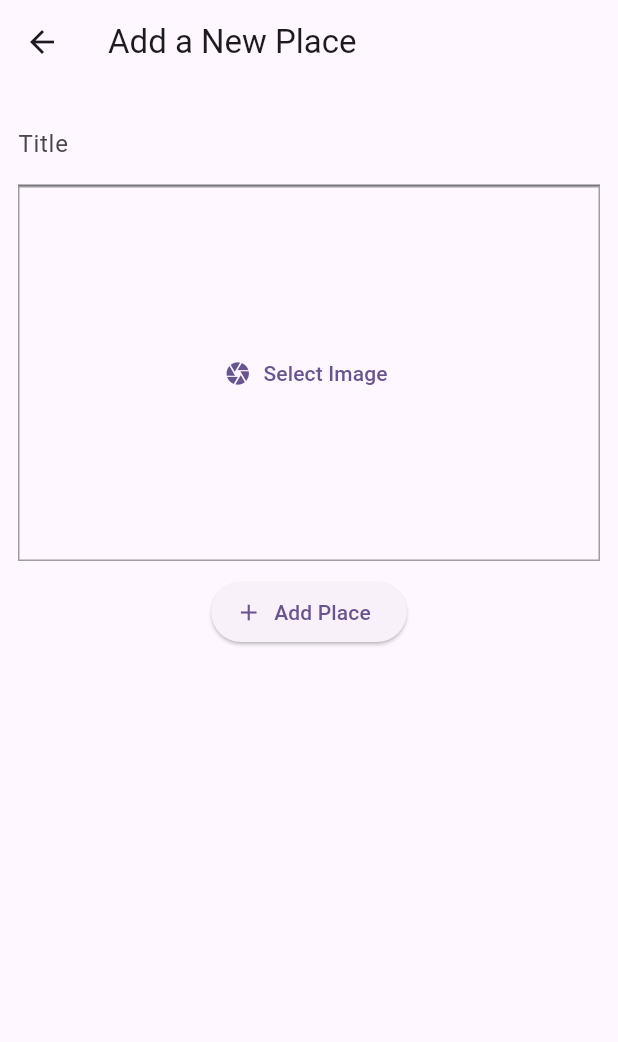
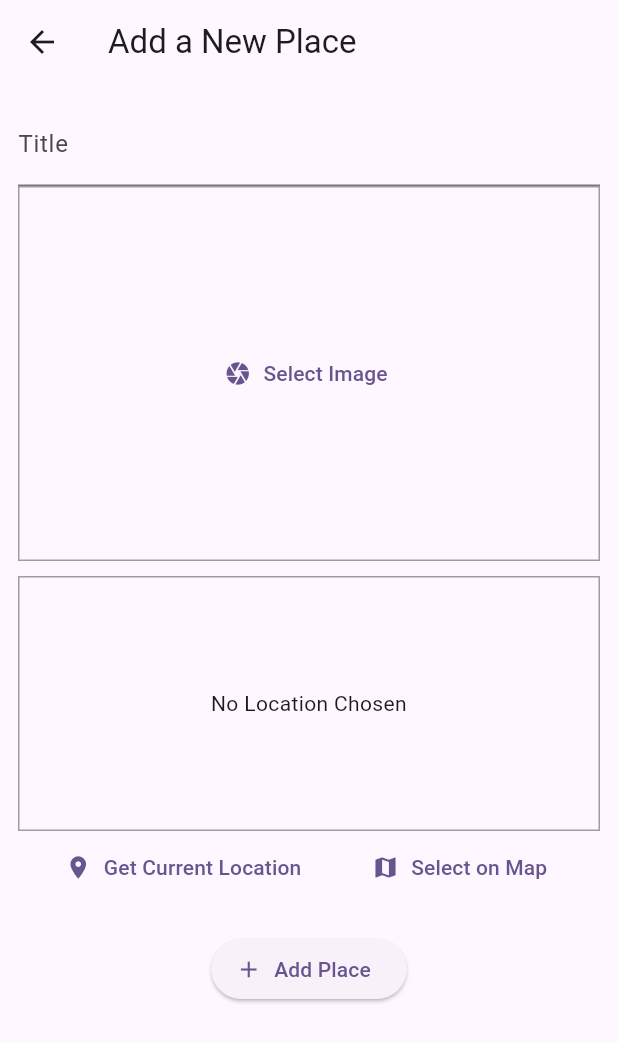
Before and after one commit to demuanov/great_place, a Flutter app: the screen it shows after launch, after a tap on the "add" icon, on a phone screen of 412 x 824 dp. Shown: the top 1042 px of the screen. Run offline on Flutter 3.47's test engine with Material 3 defaults, Android fonts, the light colour scheme and no system bars; our stand-ins replace flutter_dotenv, flutter_riverpod, image_picker, location.

Commit message:
Add location functionality and dotenv support
- Implemented location input feature with Google Maps integration.
- Added permissions for location access in AndroidManifest.xml and Info.plist.
- Updated Place model to include location data.
- Refactored main.dart to load environment variables from .env file.
- Added flutter_dotenv and location packages to pubspec.yaml.
- Updated .gitignore to include .env file.

```diff
--- a/lib/main.dart
+++ b/lib/main.dart
@@ -1,8 +1,11 @@
 import 'package:flutter/material.dart';
+import 'package:flutter_dotenv/flutter_dotenv.dart';
+import 'package:flutter_riverpod/flutter_riverpod.dart';
 import 'package:great_place/screens/places.dart';
-import 'package:flutter_riverpod/flutter_riverpod.dart';
 
-void main() {
+Future<void> main() async {
+  WidgetsFlutterBinding.ensureInitialized();
+  await dotenv.load(fileName: '.env');
   runApp(const ProviderScope(child: MyApp()));
 }
 
--- a/lib/models/place.dart
+++ b/lib/models/place.dart
@@ -4,13 +4,27 @@ import 'package:uuid/uuid.dart';
 
 const _uuid = Uuid();
 
+class PlaceLocation {
+  final double latitude;
+  final double longitude;
+  final String address;
+
+  const PlaceLocation({
+    required this.latitude,
+    required this.longitude,
+    required this.address,
+  });
+}
+
 class Place {
   final String id;
   final String title;
   final File image;
+  final PlaceLocation? location;
 
   Place({
     required this.title,
     required this.image,
+    required this.location,
   }) : id = _uuid.v4();
 }
--- a/lib/screens/add_place.dart
+++ b/lib/screens/add_place.dart
@@ -5,6 +5,7 @@ import 'package:flutter_riverpod/flutter_riverpod.dart';
 import 'package:great_place/models/place.dart';
 import 'package:great_place/providers/user_places.dart';
 import 'package:great_place/widgets/image_input.dart';
+import 'package:great_place/widgets/location_input.dart';
 
 class AddPlaceScreen extends ConsumerStatefulWidget {
   const AddPlaceScreen({super.key});
@@ -16,6 +17,7 @@ class AddPlaceScreen extends ConsumerStatefulWidget {
 class _AddPlaceScreenState extends ConsumerState<AddPlaceScreen> {
   final _titleController = TextEditingController();
   File? _selectedImage;
+  PlaceLocation? _selectedLocation;
 
   @override
   void dispose() {
@@ -29,10 +31,7 @@ class _AddPlaceScreenState extends ConsumerState<AddPlaceScreen> {
       return;
     }
     ref.read(userPlacesProvider.notifier).addPlace(
-          Place(
-            title: enteredTitle,
-            image: _selectedImage!, // Placeholder for image path
-          ),
+          Place(title: enteredTitle, image: _selectedImage!, location: _selectedLocation!),
         );
     Navigator.of(context).pop();
   }
@@ -58,6 +57,10 @@ class _AddPlaceScreenState extends ConsumerState<AddPlaceScreen> {
               _selectedImage = image;
             }),
             const SizedBox(height: 10),
+            LocationInput(onSelectLocation: (location) {
+              _selectedLocation = location;
+            }),
+            const SizedBox(height: 20),
             ElevatedButton.icon(
                 onPressed: _savePlace,
                 icon: const Icon(Icons.add),
--- /dev/null
+++ b/lib/widgets/location_input.dart
@@ -0,0 +1,140 @@
+import 'dart:convert';
+
+import 'package:flutter/material.dart';
+import 'package:flutter_dotenv/flutter_dotenv.dart';
+import 'package:great_place/models/place.dart';
+import 'package:http/http.dart' as http;
+import 'package:location/location.dart';
+
+class LocationInput extends StatefulWidget {
+  const LocationInput({super.key, required this.onSelectLocation});
+
+  final void Function(PlaceLocation) onSelectLocation;
+
+  @override
+  State<LocationInput> createState() => _LocationInputState();
+}
+
+class _LocationInputState extends State<LocationInput> {
+  PlaceLocation? _pickedLocation;
+  var _isGettingLocation = false;
+
+  String get locationImage {
+    if (_pickedLocation == null) {
+      return '';
+    }
+    final lat = _pickedLocation!.latitude;
+    final lng = _pickedLocation!.longitude;
+    final apiKey = dotenv.env['GOOGLE_MAPS_API_KEY'];
+    return 'https://maps.googleapis.com/maps/api/staticmap?center=$lat,$lng&zoom=13&size=600x300&maptype=roadmap&markers=color:red%7Clabel:A%7C$lat,$lng&key=$apiKey';
+  }
+
+  Future<void> _getCurrentUserLocation() async {
+    Location location = Location();
+
+    bool serviceEnabled;
+    PermissionStatus permissionGranted;
+    LocationData locationData;
+
+    serviceEnabled = await location.serviceEnabled();
+    if (!serviceEnabled) {
+      serviceEnabled = await location.requestService();
+      if (!serviceEnabled) {
+        return;
+      }
+    }
+
+    permissionGranted = await location.hasPermission();
+    if (permissionGranted == PermissionStatus.denied) {
+      permissionGranted = await location.requestPermission();
+      if (permissionGranted != PermissionStatus.granted) {
+        return;
+      }
+    }
+
+    setState(() {
+      _isGettingLocation = true;
+    });
+
+    locationData = await location.getLocation();
+
+    final apiKey = dotenv.env['GOOGLE_MAPS_API_KEY'];
+
+    final url = Uri.parse(
+        'https://maps.googleapis.com/maps/api/geocode/json?latlng=${locationData.latitude},${locationData.longitude}&key=$apiKey');
+
+    final response = await http.get(url);
+    final locationResponse = json.decode(response.body);
+    final address = locationResponse['results'][0]['formatted_address'];
+
+    setState(() {
+      _pickedLocation = PlaceLocation(
+        latitude: locationData.latitude!,
+        longitude: locationData.longitude!,
+        address: address,
+      );
+      _isGettingLocation = false;
+    });
+
+    widget.onSelectLocation(_pickedLocation!);
+  }
+
+  @override
+  Widget build(BuildContext context) {
+    Widget previewContent = Text(
+      'No Location Chosen',
+      textAlign: TextAlign.center,
+      style: Theme.of(context).textTheme.bodyMedium!.copyWith(
+            color: Theme.of(context).colorScheme.onSurface,
+          ),
+    );
+
+    print(_pickedLocation != null);
+
+    print('image $locationImage');
+
+    if (_pickedLocation != null) {
+      previewContent = Image.network(
+        locationImage,
+        fit: BoxFit.cover,
+        width: double.infinity,
+        height: double.infinity,
+      );
+    }
+
+    if (_isGettingLocation) {
+      previewContent = const CircularProgressIndicator();
+    }
+
+    return Column(
+      children: [
+        Container(
+            height: 170,
+            width: double.infinity,
+            alignment: Alignment.center,
+            decoration: BoxDecoration(
+              border: Border.all(
+                width: 1,
+                color: Colors.grey,
+              ),
+            ),
+            child: previewContent),
+        Row(
+          mainAxisAlignment: MainAxisAlignment.spaceEvenly,
+          children: [
+            TextButton.icon(
+              onPressed: _getCurrentUserLocation,
+              icon: const Icon(Icons.location_on),
+              label: const Text('Get Current Location'),
+            ),
+            TextButton.icon(
+              onPressed: () {},
+              icon: const Icon(Icons.map),
+              label: const Text('Select on Map'),
+            ),
+          ],
+        ),
+      ],
+    );
+  }
+}
--- a/pubspec.yaml
+++ b/pubspec.yaml
@@ -14,6 +14,9 @@ dependencies:
   uuid: ^4.5.2
   flutter_riverpod: ^3.0.3
   image_picker: ^1.2.1
+  location: ^8.0.1
+  flutter_dotenv: ^5.1.0
+  http: ^1.6.0
 
 dev_dependencies:
   flutter_test:
@@ -22,3 +25,5 @@ dev_dependencies:
 
 flutter:
   uses-material-design: true
+  assets:
+    - .env
```
Also changed, not shown: pubspec.lock, 4 other files.
